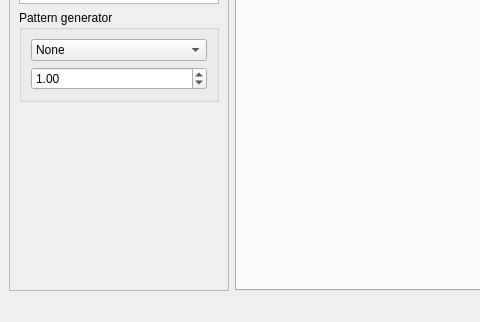
Old version of the form designer/mainwindow.ui in the repository diglet48/restim; both pictures show x 0 to 480 and y 215 to 537 of the 824 by 537 pixel window.
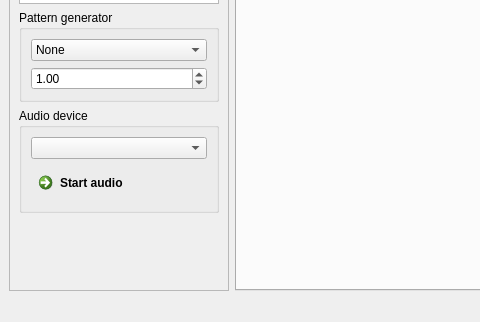
New version of the form. Custom widgets are drawn as their Qt base class.

Commit message: Add audio start/stop and audio device selection

```diff
--- a/designer/mainwindow.ui
+++ b/designer/mainwindow.ui
@@ -111,6 +111,25 @@
          </layout>
         </widget>
        </item>
+       <item>
+        <widget class="QGroupBox" name="groupBox_2">
+         <property name="title">
+          <string>Audio device</string>
+         </property>
+         <layout class="QVBoxLayout" name="verticalLayout_4">
+          <item>
+           <widget class="QComboBox" name="comboBoxAudioDevice"/>
+          </item>
+          <item>
+           <widget class="QCommandLinkButton" name="startStopAudioButton">
+            <property name="text">
+             <string>Start audio</string>
+            </property>
+           </widget>
+          </item>
+         </layout>
+        </widget>
+       </item>
        <item>
         <spacer name="verticalSpacer">
          <property name="orientation">
```
The commit also changes 2 other files.
